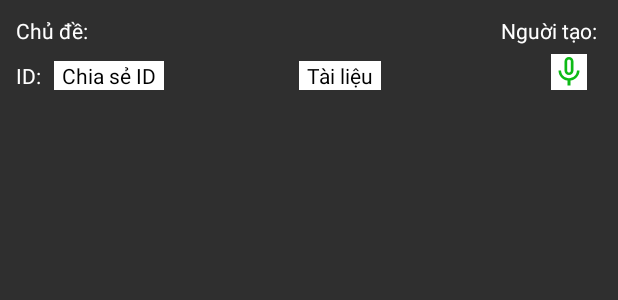
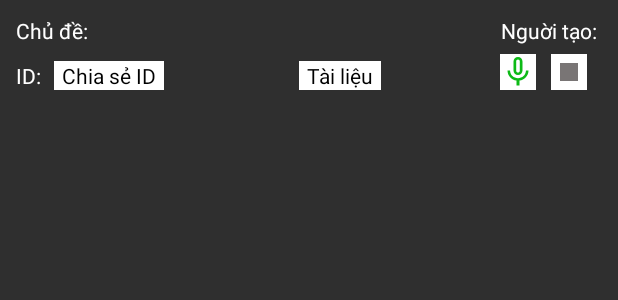
Before and after one commit to pmq72002/meetingApp, an Android app: the layout activity_room_meeting.xml on its own in the app's theme, with its tools: preview values and no code run, on a phone screen of 412 x 824 dp. Shown: the top 300 px of the screen. Run offline under Robolectric (Android 15) with nearby library versions, the light colour scheme and no system bars.

Commit message:
fix somethings

```diff
--- a/app/src/main/java/com/example/meetingapp/MyAdapter.java
+++ b/app/src/main/java/com/example/meetingapp/MyAdapter.java
@@ -68,8 +68,9 @@ public class MyAdapter extends RecyclerView.Adapter<MyAdapter.MyViewHolder> {
                         if(task.isSuccessful()){
                             DataSnapshot snapshot = task.getResult();
                             String pass = snapshot.child("password").getValue().toString();
+                            String meetingName = snapshot.child("name").getValue().toString();
                             if(holder.passConfirm.getText().toString().equals(pass)){
-                                startMeeting(meetingID,getName(),meetings.getTopic(),pass);
+                                startMeeting(meetingID,meetingName,getName(),meetings.getTopic(),pass);
                                 holder.passConfirm.setText("");
                             }else {
                                 Toast.makeText(context, "Sai mật khẩu", Toast.LENGTH_SHORT).show();
@@ -129,12 +130,13 @@ public class MyAdapter extends RecyclerView.Adapter<MyAdapter.MyViewHolder> {
 
     }
 
-    void startMeeting(String meetingID, String name, String meetingTopic,String meetingPass){
+    void startMeeting(String meetingID, String meetingName,String name, String meetingTopic,String meetingPass){
 
         String userID = UUID.randomUUID().toString();
 
         Intent intent = new Intent(context, RoomMeetingActivity.class);
         intent.putExtra("meeting_ID", meetingID);
+        intent.putExtra("meeting_Name",meetingName);
         intent.putExtra("name",name);
         intent.putExtra("meeting_Topic",meetingTopic);
         intent.putExtra("user_ID",userID);
--- /dev/null
+++ b/app/src/main/res/drawable/stop_record_false.xml
@@ -0,0 +1,5 @@
+<vector android:height="24dp" android:tint="#797575"
+    android:viewportHeight="24" android:viewportWidth="24"
+    android:width="24dp" xmlns:android="http://schemas.android.com/apk/res/android">
+    <path android:fillColor="@android:color/white" android:pathData="M6,6h12v12H6z"/>
+</vector>
--- /dev/null
+++ b/app/src/main/res/drawable/stop_record_true.xml
@@ -0,0 +1,5 @@
+<vector android:height="24dp" android:tint="#FF0000"
+    android:viewportHeight="24" android:viewportWidth="24"
+    android:width="24dp" xmlns:android="http://schemas.android.com/apk/res/android">
+    <path android:fillColor="@android:color/white" android:pathData="M6,6h12v12H6z"/>
+</vector>
--- a/app/src/main/res/layout/activity_room_meeting.xml
+++ b/app/src/main/res/layout/activity_room_meeting.xml
@@ -91,6 +91,15 @@
             android:id="@+id/mic_record"
             android:background="@color/white"
             android:layout_alignBottom="@+id/meeting_id_textview"
+            android:layout_marginRight="10dp"
+            android:layout_toLeftOf="@+id/mic_stopRecord"></ImageView>
+        <ImageView
+            android:layout_width="wrap_content"
+            android:layout_height="wrap_content"
+            android:src="@drawable/stop_record_false"
+            android:id="@+id/mic_stopRecord"
+            android:background="@color/white"
+            android:layout_alignBottom="@+id/meeting_id_textview"
             android:layout_marginRight="15dp"
             android:layout_alignParentEnd="true"></ImageView>
 
--- a/app/src/main/res/layout/files_list_design.xml
+++ b/app/src/main/res/layout/files_list_design.xml
@@ -45,6 +45,7 @@
                 android:layout_height="wrap_content"
                 android:textSize="18dp"
                 android:autoLink="all"
+                android:textColorLink="@color/white"
                 android:inputType="textMultiLine"
                 android:textColor="@color/white"
                 ></TextView>
--- a/app/src/main/res/layout/list_file_room.xml
+++ b/app/src/main/res/layout/list_file_room.xml
@@ -45,6 +45,7 @@
                 android:layout_height="wrap_content"
                 android:textSize="18dp"
                 android:autoLink="all"
+                android:textColorLink="@color/white"
                 android:inputType="textMultiLine"
                 android:textColor="@color/white"
                 ></TextView>
```
Also changed, not shown: app/src/main/java/com/example/meetingapp/RoomMeetingActivity.java (+55 -13 lines).
